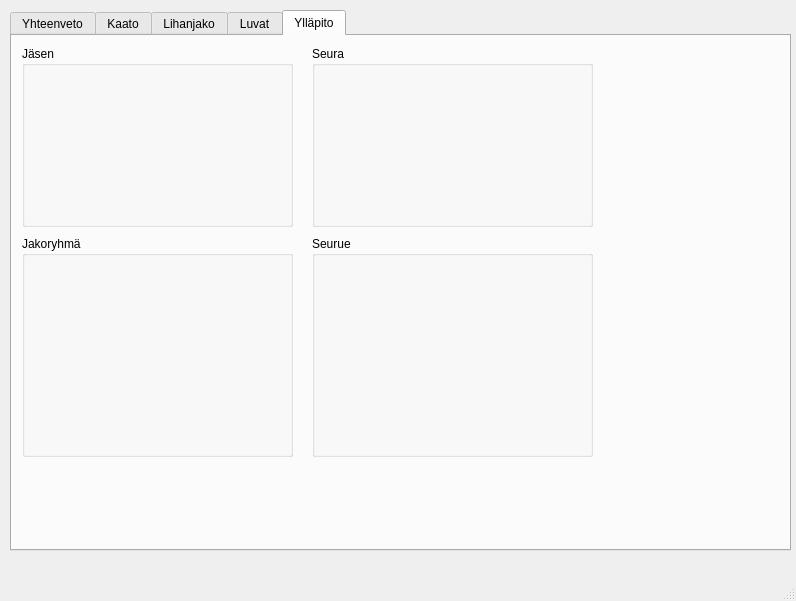
First picture: the form in MultiPageMainWindow.ui, repository Anna44856/hirviporukka, before the edit.
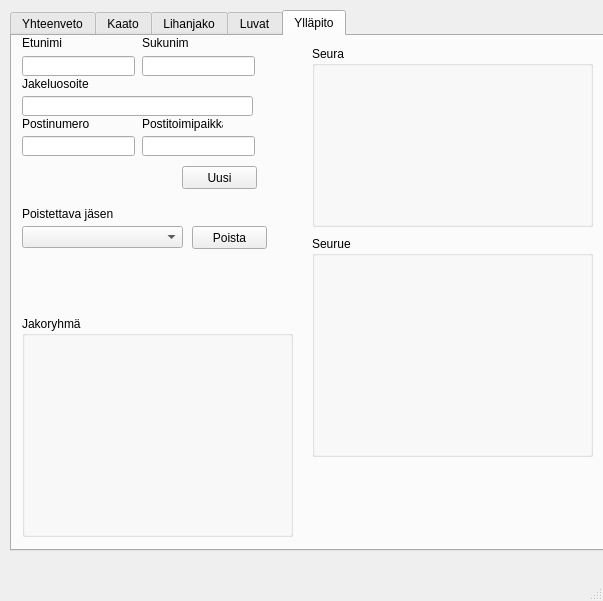
Second picture: the form after the edit. The open tabs and pages were chosen to show the change.

The edit to the form file:
```diff
--- a/MultiPageMainWindow.ui
+++ b/MultiPageMainWindow.ui
@@ -6,7 +6,7 @@
    <rect>
     <x>0</x>
     <y>0</y>
-    <width>796</width>
+    <width>603</width>
     <height>601</height>
    </rect>
   </property>
@@ -734,7 +734,7 @@
       <property name="geometry">
        <rect>
         <x>10</x>
-        <y>200</y>
+        <y>280</y>
         <width>271</width>
         <height>221</height>
        </rect>
@@ -743,17 +743,168 @@
        <string>Jakoryhmä</string>
       </property>
      </widget>
-     <widget class="QGroupBox" name="groupBox_4">
+     <widget class="QLineEdit" name="lineEdit">
       <property name="geometry">
        <rect>
         <x>10</x>
-        <y>10</y>
-        <width>271</width>
-        <height>181</height>
+        <y>20</y>
+        <width>113</width>
+        <height>20</height>
        </rect>
       </property>
-      <property name="title">
-       <string>Jäsen</string>
+      </widget>
+     <widget class="QLineEdit" name="lineEdit_2">
+      <property name="geometry">
+       <rect>
+        <x>130</x>
+        <y>20</y>
+        <width>113</width>
+        <height>20</height>
+       </rect>
+      </property>
+     </widget>
+     <widget class="QLineEdit" name="lineEdit_3">
+      <property name="geometry">
+       <rect>
+        <x>10</x>
+        <y>60</y>
+        <width>231</width>
+        <height>20</height>
+       </rect>
+      </property>
+     </widget>
+     <widget class="QLineEdit" name="lineEdit_4">
+      <property name="geometry">
+       <rect>
+        <x>10</x>
+        <y>100</y>
+        <width>113</width>
+        <height>20</height>
+       </rect>
+      </property>
+     </widget>
+     <widget class="QLineEdit" name="lineEdit_5">
+      <property name="geometry">
+       <rect>
+        <x>130</x>
+        <y>100</y>
+        <width>113</width>
+        <height>20</height>
+       </rect>
+      </property>
+     </widget>
+     <widget class="QLabel" name="label_7">
+      <property name="geometry">
+       <rect>
+        <x>10</x>
+        <y>0</y>
+        <width>47</width>
+        <height>13</height>
+       </rect>
+      </property>
+      <property name="text">
+       <string>Etunimi</string>
+      </property>
+     </widget>
+     <widget class="QLabel" name="label_8">
+      <property name="geometry">
+       <rect>
+        <x>130</x>
+        <y>0</y>
+        <width>47</width>
+        <height>13</height>
+       </rect>
+      </property>
+      <property name="text">
+       <string>Sukunimi</string>
+      </property>
+     </widget>
+     <widget class="QLabel" name="label_9">
+      <property name="geometry">
+       <rect>
+        <x>10</x>
+        <y>40</y>
+        <width>81</width>
+        <height>16</height>
+       </rect>
+      </property>
+      <property name="text">
+       <string>Jakeluosoite</string>
+      </property>
+     </widget>
+     <widget class="QLabel" name="label_10">
+      <property name="geometry">
+       <rect>
+        <x>10</x>
+        <y>80</y>
+        <width>81</width>
+        <height>16</height>
+       </rect>
+      </property>
+      <property name="text">
+       <string>Postinumero</string>
+      </property>
+     </widget>
+     <widget class="QLabel" name="label_11">
+      <property name="geometry">
+       <rect>
+        <x>130</x>
+        <y>80</y>
+        <width>81</width>
+        <height>16</height>
+       </rect>
+      </property>
+      <property name="text">
+       <string>Postitoimipaikka</string>
+      </property>
+     </widget>
+     <widget class="QPushButton" name="pushButton">
+      <property name="geometry">
+       <rect>
+        <x>170</x>
+        <y>130</y>
+        <width>75</width>
+        <height>23</height>
+       </rect>
+      </property>
+      <property name="text">
+       <string>Uusi</string>
+      </property>
+     </widget>
+     <widget class="QComboBox" name="comboBox">
+      <property name="geometry">
+       <rect>
+        <x>10</x>
+        <y>190</y>
+        <width>161</width>
+        <height>22</height>
+       </rect>
+      </property>
+     </widget>
+     <widget class="QLabel" name="label_12">
+      <property name="geometry">
+       <rect>
+        <x>10</x>
+        <y>170</y>
+        <width>101</width>
+        <height>16</height>
+       </rect>
+      </property>
+      <property name="text">
+       <string>Poistettava jäsen</string>
+      </property>
+     </widget>
+     <widget class="QPushButton" name="pushButton_2">
+      <property name="geometry">
+       <rect>
+        <x>180</x>
+        <y>190</y>
+        <width>75</width>
+        <height>23</height>
+       </rect>
+      </property>
+      <property name="text">
+       <string>Poista</string>
       </property>
      </widget>
     </widget>
```
Left out of the diff: 4 changed lines with no effect on the pictures.
